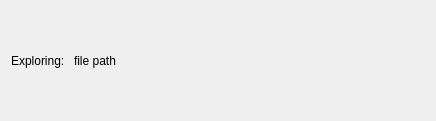
anliec/py-mosaic, file GUI/explorationwindows.ui: the form before one commit.
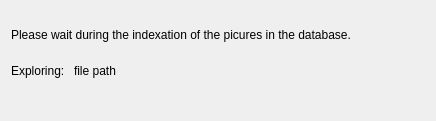
The form after the commit.

```diff
--- a/GUI/explorationwindows.ui
+++ b/GUI/explorationwindows.ui
@@ -14,6 +14,16 @@
    <string>Dialog</string>
   </property>
   <layout class="QVBoxLayout" name="verticalLayout">
+   <item>
+    <widget class="QLabel" name="label_2">
+     <property name="text">
+      <string>Please wait during the indexation of the picures in the database.</string>
+     </property>
+     <property name="wordWrap">
+      <bool>true</bool>
+     </property>
+    </widget>
+   </item>
    <item>
     <layout class="QHBoxLayout" name="horizontalLayout">
      <item>
@@ -21,6 +31,9 @@
        <property name="text">
         <string>Exploring: </string>
        </property>
+       <property name="alignment">
+        <set>Qt::AlignLeading|Qt::AlignLeft|Qt::AlignTop</set>
+       </property>
       </widget>
      </item>
      <item>
@@ -28,6 +41,15 @@
        <property name="text">
         <string>file path</string>
        </property>
+       <property name="textFormat">
+        <enum>Qt::AutoText</enum>
+       </property>
+       <property name="alignment">
+        <set>Qt::AlignLeading|Qt::AlignLeft|Qt::AlignTop</set>
+       </property>
+       <property name="wordWrap">
+        <bool>true</bool>
+       </property>
       </widget>
      </item>
      <item>
@@ -35,6 +57,9 @@
        <property name="orientation">
         <enum>Qt::Horizontal</enum>
        </property>
+       <property name="sizeType">
+        <enum>QSizePolicy::MinimumExpanding</enum>
+       </property>
        <property name="sizeHint" stdset="0">
         <size>
          <width>40</width>
```
